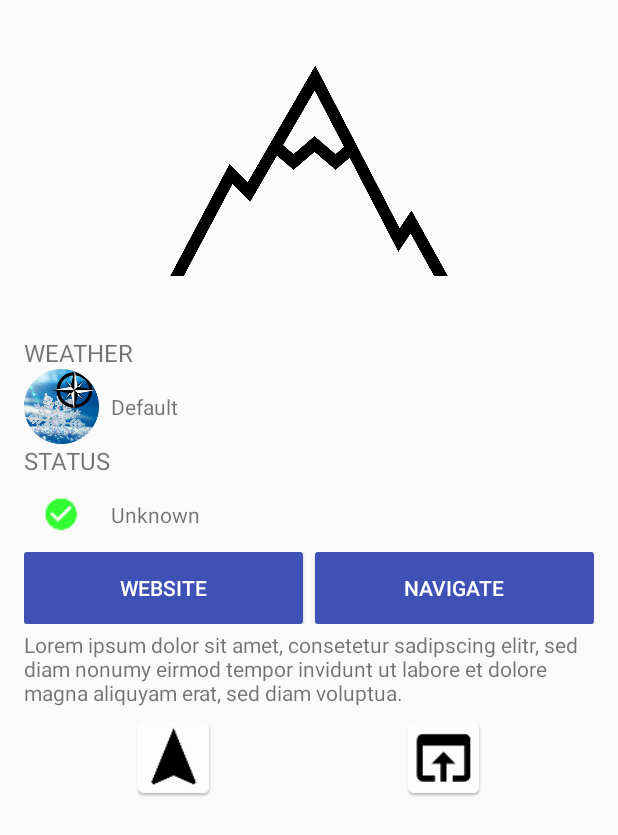
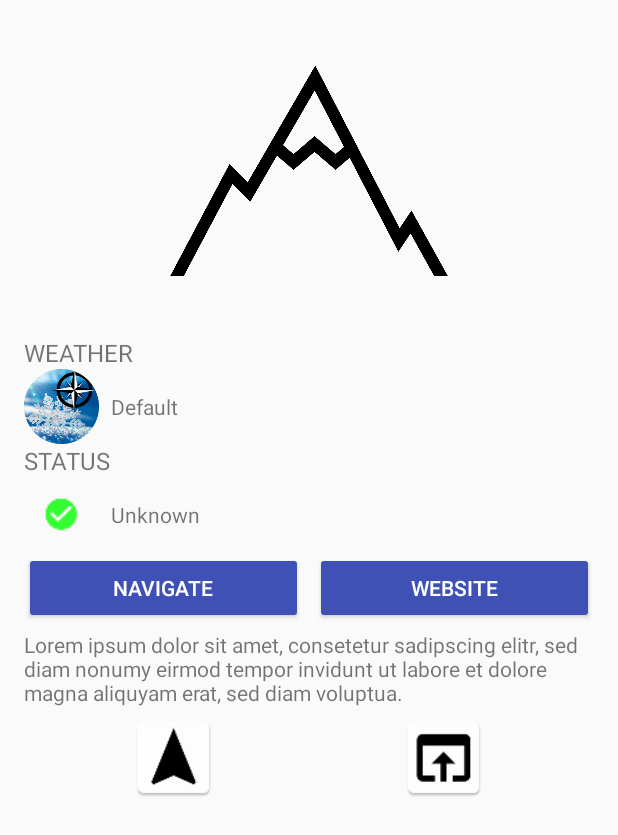
Before and after one commit to MSE-MobOP/Ski-Compass, an Android app: the layout detail_layout.xml on its own in the app's theme, with its tools: preview values and no code run, on a phone screen of 412 x 824 dp. Shown: the top 835 px of the screen. Run offline under Robolectric (Android 15) with nearby library versions, the phone set to English and light mode, and no system bars.

Commit message:
Buttons with theme

```diff
--- a/app/src/main/res/drawable-hdpi/rounded_button.xml
+++ /dev/null
@@ -1,14 +0,0 @@
-<?xml version="1.0" encoding="utf-8"?>
-<shape xmlns:android="http://schemas.android.com/apk/res/android"
-    android:shape="rectangle"
-    android:layout_width="wrap_content"
-    android:layout_height="wrap_content">
-
-    <corners android:radius="2dp" />
-
-    <solid android:color="@color/colorPrimary" />
-
-    <padding
-         />
-
-</shape>
--- a/app/src/main/res/layout/detail_layout.xml
+++ b/app/src/main/res/layout/detail_layout.xml
@@ -90,20 +90,18 @@
             android:layout_width="0dp"
             android:layout_height="wrap_content"
             android:layout_weight="1"
-            android:layout_marginRight="8dp"
-            android:text="@string/detailWebButtonName"
-            android:background="@drawable/rounded_button"
-            android:textColor="#FFFFFF"
-            android:onClick="createMapIntent" />
+            android:layout_marginEnd="8dp"
+            android:text="@string/detailNavButtonName"
+            android:theme="@style/AppTheme.Button"
+            android:onClick="createWebIntent" />
 
         <Button
             android:layout_width="0dp"
             android:layout_height="wrap_content"
             android:layout_weight="1"
-            android:text="@string/detailNavButtonName"
-            android:background="@drawable/rounded_button"
-            android:textColor="#FFFFFF"
-            android:onClick="createWebIntent" />
+            android:text="@string/detailWebButtonName"
+            android:theme="@style/AppTheme.Button"
+            android:onClick="createMapIntent" />
 
     </LinearLayout>
 
--- a/app/src/main/res/values/colors.xml
+++ b/app/src/main/res/values/colors.xml
@@ -3,4 +3,5 @@
     <color name="colorPrimary">#3F51B5</color>
     <color name="colorPrimaryDark">#303F9F</color>
     <color name="colorAccent">#FF4081</color>
+    <color name="white">#FFFFFF</color>
 </resources>
--- a/app/src/main/res/values/styles.xml
+++ b/app/src/main/res/values/styles.xml
@@ -8,4 +8,9 @@
         <item name="colorAccent">@color/colorAccent</item>
     </style>
 
+    <style name="AppTheme.Button" parent="Widget.AppCompat.Button.Colored">
+        <item name="colorButtonNormal">@color/colorPrimary</item>
+        <item name="android:textColor">@color/white</item>
+    </style>
+
 </resources>
```
